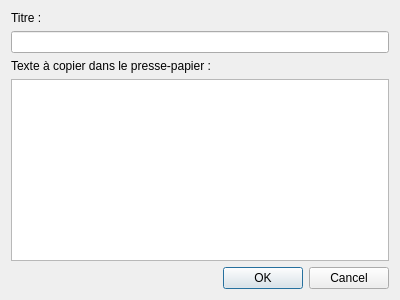
Above: ui/edit.ui from redkite127/fast-clipboard before the change. Below: the same form after it.
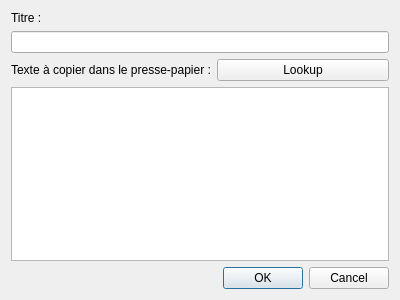
That is the form after the change.

The edit to the form file:
```diff
--- a/ui/edit.ui
+++ b/ui/edit.ui
@@ -12,7 +12,7 @@
   <property name="windowTitle" >
    <string>FC : Edit</string>
   </property>
-  <layout class="QVBoxLayout" >
+  <layout class="QVBoxLayout" name="verticalLayout" >
    <item>
     <widget class="QLabel" name="label" >
      <property name="text" >
@@ -27,11 +27,22 @@
     <widget class="QLineEdit" name="titre" />
    </item>
    <item>
+    <layout class="QHBoxLayout" name="horizontalLayout" >
+     <item>
     <widget class="QLabel" name="label_2" >
      <property name="text" >
       <string>Texte à copier dans le presse-papier :</string>
      </property>
     </widget>
+     </item>
+     <item>
+      <widget class="QPushButton" name="lookup" >
+       <property name="text" >
+        <string>Lookup</string>
+       </property>
+      </widget>
+     </item>
+    </layout>
    </item>
    <item>
     <widget class="QPlainTextEdit" name="texte" />
```
Lines whose indentation alone changed are shown as unchanged.
